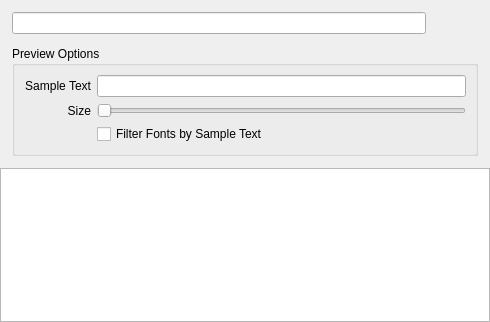
Above: UI-Qt/QXFontListDialog.ui from frinkr/FontViewer before the change. Below: the same form after it.
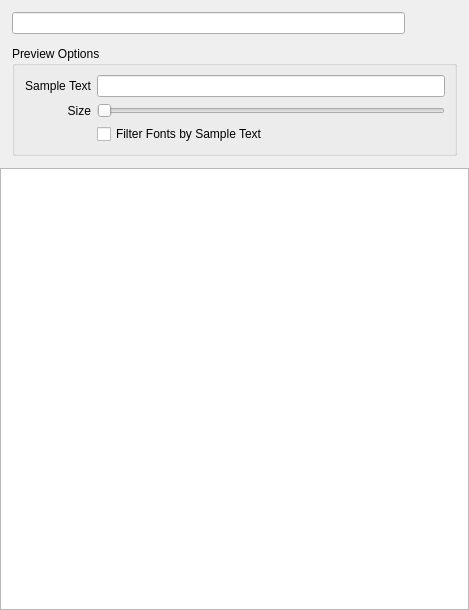
That is the form after the change. Icons and pictures are not drawn. Custom widgets are drawn as their Qt base class.

What changed in the file:
```diff
--- a/UI-Qt/QXFontListDialog.ui
+++ b/UI-Qt/QXFontListDialog.ui
@@ -6,8 +6,8 @@
    <rect>
     <x>0</x>
     <y>0</y>
-    <width>490</width>
-    <height>322</height>
+    <width>469</width>
+    <height>610</height>
    </rect>
   </property>
   <property name="windowTitle">
```
